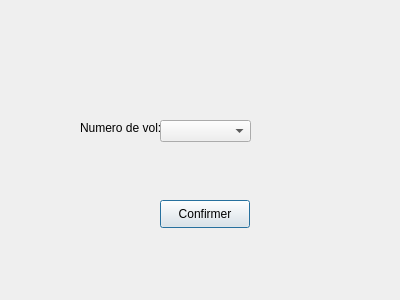
ycamlad/GestionDeVol, file Interface/SupprimerVol.ui: the form before one commit.
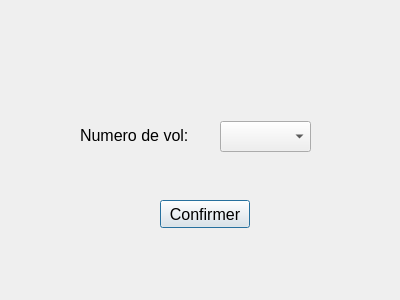
The form after the commit.

Patch:
```diff
--- a/Interface/SupprimerVol.ui
+++ b/Interface/SupprimerVol.ui
@@ -18,10 +18,15 @@
     <rect>
      <x>80</x>
      <y>120</y>
-     <width>91</width>
-     <height>16</height>
+     <width>121</width>
+     <height>31</height>
     </rect>
    </property>
+   <property name="font">
+    <font>
+     <pointsize>12</pointsize>
+    </font>
+   </property>
    <property name="text">
     <string>Numero de vol:</string>
    </property>
@@ -35,6 +40,11 @@
      <height>28</height>
     </rect>
    </property>
+   <property name="font">
+    <font>
+     <pointsize>12</pointsize>
+    </font>
+   </property>
    <property name="text">
     <string>Confirmer</string>
    </property>
@@ -42,12 +52,17 @@
   <widget class="QComboBox" name="comboBox">
    <property name="geometry">
     <rect>
-     <x>160</x>
-     <y>120</y>
+     <x>220</x>
+     <y>121</y>
      <width>91</width>
-     <height>22</height>
+     <height>31</height>
     </rect>
    </property>
+   <property name="font">
+    <font>
+     <pointsize>10</pointsize>
+    </font>
+   </property>
   </widget>
  </widget>
  <resources/>
```
